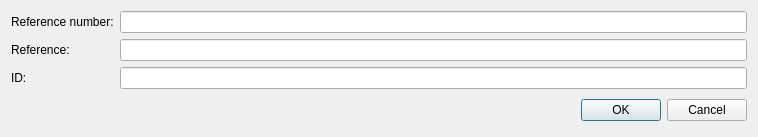
Before: the Qt Designer form src/ui/forms/GlobalInformationDialog.ui in vookimedlo/data-analysis, drawn with Qt 5.
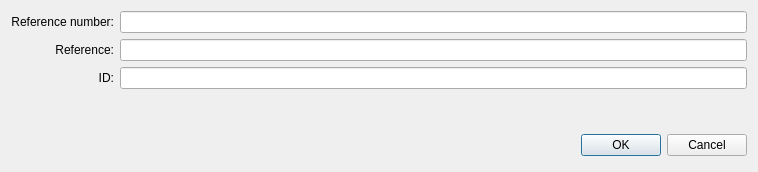
After: the same form once the commit is applied.

Commit message: Replacing GridLayouts by the other layouts to have clean layout on MacOS

```diff
--- a/src/ui/forms/GlobalInformationDialog.ui
+++ b/src/ui/forms/GlobalInformationDialog.ui
@@ -11,7 +11,7 @@
     <x>0</x>
     <y>0</y>
     <width>758</width>
-    <height>137</height>
+    <height>172</height>
    </rect>
   </property>
   <property name="windowTitle">
@@ -20,38 +20,55 @@
   <property name="modal">
    <bool>true</bool>
   </property>
+  <layout class="QVBoxLayout" name="verticalLayout_3">
+   <item>
+    <layout class="QHBoxLayout" name="horizontalLayout">
+     <item>
   <layout class="QVBoxLayout" name="verticalLayout">
    <item>
-    <layout class="QFormLayout" name="formLayout_5">
-     <item row="0" column="0">
       <widget class="QLabel" name="label_3">
        <property name="text">
         <string>Reference number:</string>
        </property>
-      </widget>
-     </item>
-     <item row="0" column="1">
-      <widget class="QLineEdit" name="referenceNumberLineEdit"/>
-     </item>
-     <item row="1" column="0">
+         <property name="alignment">
+          <set>Qt::AlignRight|Qt::AlignTrailing|Qt::AlignVCenter</set>
+         </property>
+        </widget>
+       </item>
+       <item>
       <widget class="QLabel" name="label_5">
        <property name="text">
         <string>Reference:</string>
        </property>
-      </widget>
-     </item>
-     <item row="1" column="1">
-      <widget class="QLineEdit" name="referenceLineEdit"/>
-     </item>
-     <item row="2" column="0">
+         <property name="alignment">
+          <set>Qt::AlignRight|Qt::AlignTrailing|Qt::AlignVCenter</set>
+         </property>
+        </widget>
+       </item>
+       <item>
       <widget class="QLabel" name="label_6">
        <property name="text">
         <string>ID:</string>
        </property>
-      </widget>
-     </item>
-     <item row="2" column="1">
+         <property name="alignment">
+          <set>Qt::AlignRight|Qt::AlignTrailing|Qt::AlignVCenter</set>
+         </property>
+        </widget>
+       </item>
+      </layout>
+     </item>
+     <item>
+      <layout class="QVBoxLayout" name="verticalLayout_2">
+       <item>
+        <widget class="QLineEdit" name="referenceNumberLineEdit"/>
+       </item>
+       <item>
+        <widget class="QLineEdit" name="referenceLineEdit"/>
+       </item>
+       <item>
       <widget class="QLineEdit" name="idLineEdit"/>
+       </item>
+      </layout>
      </item>
     </layout>
    </item>
```
Lines whose indentation alone changed are shown as unchanged. The commit also changes 2 other files.
